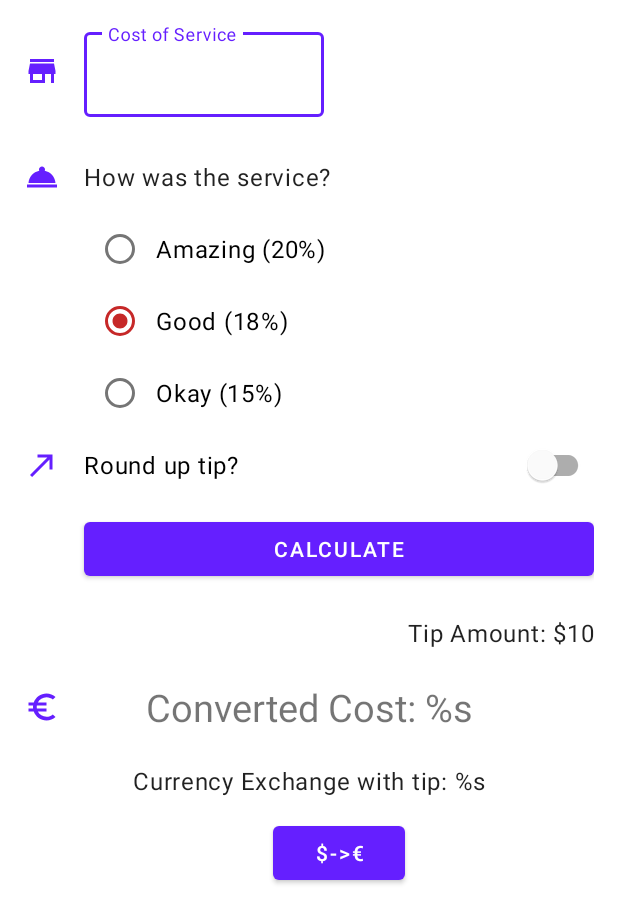
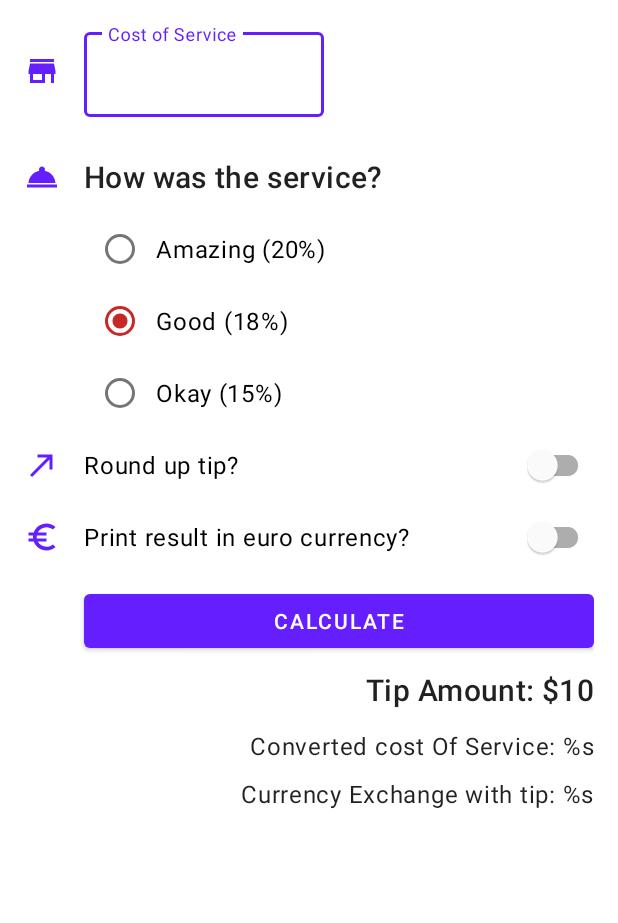
Before and after one commit to Apocalixs-Nick/Tip-Time-Custom-, an Android app: the layout activity_main.xml on its own in the app's theme, with its tools: preview values and no code run, on a phone screen of 412 x 824 dp. Shown: the top 923 px of the screen. Run offline under Robolectric (Android 15) with nearby library versions, the phone set to English and light mode, and no system bars.

Commit message:
first fixes and UI improvements

```diff
--- a/app/src/main/res/layout/activity_main.xml
+++ b/app/src/main/res/layout/activity_main.xml
@@ -109,6 +109,26 @@
         app:layout_constraintBottom_toBottomOf="@id/round_up_switch"
         app:srcCompat="@drawable/ic_baseline_call_made_24" />
 
+    <com.google.android.material.switchmaterial.SwitchMaterial
+        android:id="@+id/convert_to_euro_switch"
+        android:layout_width="0dp"
+        android:layout_height="wrap_content"
+        android:checked="false"
+        android:text="@string/euro_currency_switch_text"
+        app:layout_constraintEnd_toEndOf="parent"
+        app:layout_constraintStart_toStartOf="@id/round_up_switch"
+        app:layout_constraintTop_toBottomOf="@id/round_up_switch" />
+
+    <ImageView
+        android:id="@+id/icon_convert_to_euro"
+        android:layout_width="wrap_content"
+        android:layout_height="wrap_content"
+        android:importantForAccessibility="no"
+        app:layout_constraintStart_toStartOf="parent"
+        app:layout_constraintTop_toTopOf="@id/convert_to_euro_switch"
+        app:layout_constraintBottom_toBottomOf="@id/convert_to_euro_switch"
+        app:srcCompat="@drawable/ic_baseline_euro_symbol_24" />
+
     <Button
         android:id="@+id/calculate_button"
         android:layout_width="0dp"
@@ -117,12 +137,12 @@
         android:text="@string/calculate"
         app:layout_constraintEnd_toEndOf="parent"
         app:layout_constraintHorizontal_bias="0.0"
-        app:layout_constraintStart_toStartOf="@id/round_up_switch"
-        app:layout_constraintTop_toBottomOf="@id/round_up_switch" />
+        app:layout_constraintStart_toStartOf="@id/convert_to_euro_switch"
+        app:layout_constraintTop_toBottomOf="@id/convert_to_euro_switch" />
 
     <TextView
         android:id="@+id/tip_result"
-        style="@style/Widget.TipTime.TextView"
+        style="@style/Widget.TipTime.TextViewResult"
         android:layout_marginTop="8dp"
         android:layout_width="wrap_content"
         android:layout_height="wrap_content"
@@ -130,48 +150,26 @@
         app:layout_constraintTop_toBottomOf="@id/calculate_button"
         tools:text="Tip Amount: $10" />
 
-    <ImageView
-        android:id="@+id/icon_change_value"
+    <TextView
+        android:id="@+id/text_currency_exchange_cost"
         android:layout_width="wrap_content"
         android:layout_height="wrap_content"
-        android:importantForAccessibility="no"
-        app:layout_constraintStart_toStartOf="parent"
-        app:layout_constraintTop_toTopOf="@id/text_currency_exchange_cost"
-        app:layout_constraintBottom_toBottomOf="@id/text_currency_exchange_cost"
-        app:srcCompat="@drawable/ic_baseline_euro_symbol_24" />
+        android:layout_marginTop="12dp"
 
-    <TextView
-        android:id="@+id/text_currency_exchange_cost"
-        android:textSize="25dp"
-        android:layout_marginTop="8dp"
-        android:layout_width="match_parent"
-        android:layout_height="match_parent"
+        style="@style/Widget.TipTime.TextViewResultEuro"
         app:layout_constraintEnd_toEndOf="parent"
-        android:gravity="center"
         app:layout_constraintTop_toBottomOf="@id/tip_result"
         tools:text="@string/currency_exchange_cost" />
 
     <TextView
         android:id="@+id/text_currency_exchange"
-        style="@style/Widget.TipTime.TextView"
-        android:layout_width="match_parent"
-        android:layout_height="match_parent"
+        style="@style/Widget.TipTime.TextViewResultEuro"
+        android:layout_width="wrap_content"
+        android:layout_height="wrap_content"
         android:layout_marginTop="8dp"
-        android:gravity="center"
         app:layout_constraintEnd_toEndOf="parent"
         app:layout_constraintTop_toBottomOf="@id/text_currency_exchange_cost"
         tools:text="@string/currency_exchange" />
 
-    <Button
-        android:id="@+id/button_currency_exchange"
-        android:layout_width="wrap_content"
-        android:layout_height="wrap_content"
-        android:layout_centerHorizontal="true"
-        android:gravity="center"
-        android:text="@string/button_exchange"
-        app:layout_constraintEnd_toEndOf="parent"
-        app:layout_constraintTop_toBottomOf="@id/text_currency_exchange"
-        app:layout_constraintStart_toStartOf="@id/calculate_button"/>
-
 </androidx.constraintlayout.widget.ConstraintLayout>
 </ScrollView>
--- a/app/src/main/res/values/dimens.xml
+++ b/app/src/main/res/values/dimens.xml
@@ -1,4 +1,5 @@
 <?xml version="1.0" encoding="utf-8"?>
 <resources>
     <dimen name="min_text_height">48dp</dimen>
+    <dimen name="min_text_height_Result">24dp</dimen>
 </resources>
--- a/app/src/main/res/values/strings.xml
+++ b/app/src/main/res/values/strings.xml
@@ -9,11 +9,10 @@
     <string name="calculate">Calculate</string>
     <string name="tip_amount">Tip amount: %s</string>
     <string name="round_up_tip">Round up tip?</string>
-    <string name="hello_blank_fragment">Hello blank fragment</string>
-    <string name="liter">Liter</string>
+    <string name="euro_currency_switch_text">Print result in euro currency?</string>
     <string name="currency_exchange">Currency Exchange with tip: %s</string>
-    <string name="currency_exchange_tip">Currency Exchange with rounded tip: %s</string>
-    <string name="currency_exchange_cost">Converted Cost: %s</string>
+    <string name="currency_exchange_tip">Converted cost with rounded tip: %s</string>
+    <string name="currency_exchange_cost">Converted cost Of Service: %s</string>
     <string name="error_cost">No cost entered</string>
     <string name="error_change">No currency exchange, enter the cost</string>
     <string name="button_exchange"><![CDATA[$->€]]></string>
--- a/app/src/main/res/values/styles.xml
+++ b/app/src/main/res/values/styles.xml
@@ -2,6 +2,18 @@
 <resources>
     <style name="Widget.TipTime.TextView" parent="Widget.MaterialComponents.TextView">
         <item name="android:minHeight">@dimen/min_text_height</item>
+        <item name="android:gravity">center_vertical</item>
+        <item name="android:textAppearance">?attr/textAppearanceHeadline6</item>
+    </style>
+
+    <style name="Widget.TipTime.TextViewResult" parent="Widget.MaterialComponents.TextView">
+        <item name="android:minHeight">@dimen/min_text_height_Result</item>
+        <item name="android:gravity">center_vertical</item>
+        <item name="android:textAppearance">?attr/textAppearanceHeadline6</item>
+    </style>
+
+    <style name="Widget.TipTime.TextViewResultEuro" parent="Widget.MaterialComponents.TextView">
+        <item name="android:minHeight">@dimen/min_text_height_Result</item>
         <item name="android:gravity">center_vertical</item>
         <item name="android:textAppearance">?attr/textAppearanceBody1</item>
     </style>
```
Also changed, not shown: app/src/main/java/com/example/tiptime/MainActivity.kt (+44 -31 lines).
